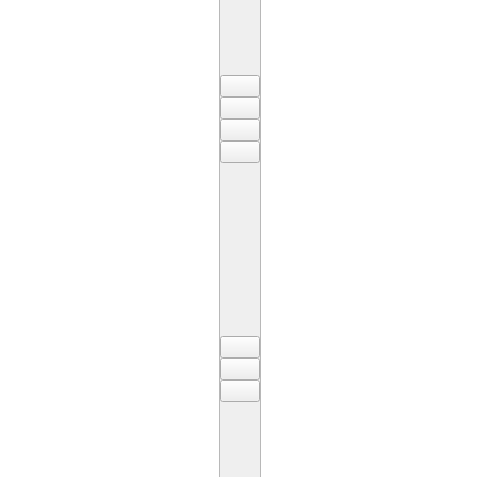
First picture: the form in design.ui, repository Abdullahtsn/PyTranslate, before the edit; both pictures show x 269 to 749 and y 120 to 597 of the 1018 by 695 pixel window.
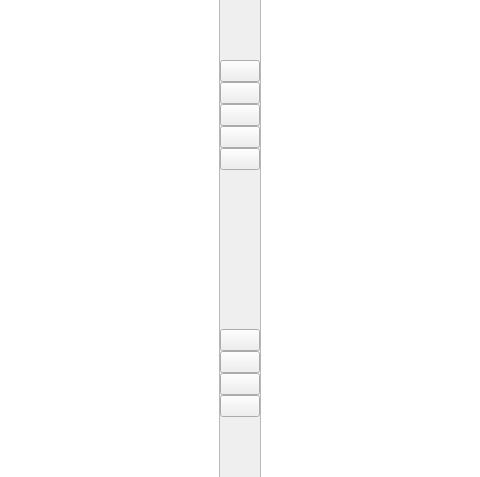
Second picture: the form after the edit.

Commit message: temalar eklendi. arayuz son sekline getirildi. stylesheet, move, screensize, messagebox ve pathler moduler hale getirildi, tesseract ve dil paketleri entegre edildi.

Diff of the .ui file:
```diff
--- a/design.ui
+++ b/design.ui
@@ -223,7 +223,7 @@
         </widget>
        </item>
        <item>
-        <widget class="QPushButton" name="pushButton_move">
+        <widget class="QPushButton" name="pushButton_maximize">
          <property name="text">
           <string/>
          </property>
@@ -236,6 +236,13 @@
          </property>
         </widget>
        </item>
+       <item>
+        <widget class="QPushButton" name="pushButton_move">
+         <property name="text">
+          <string/>
+         </property>
+        </widget>
+       </item>
        <item>
         <widget class="QPushButton" name="pushButton_info">
          <property name="text">
@@ -270,6 +277,13 @@
          </property>
         </widget>
        </item>
+       <item>
+        <widget class="QPushButton" name="pushButton_variant">
+         <property name="text">
+          <string/>
+         </property>
+        </widget>
+       </item>
        <item>
         <widget class="QPushButton" name="pushButton_translate">
          <property name="text">
```
The commit also changes 233 other files.
